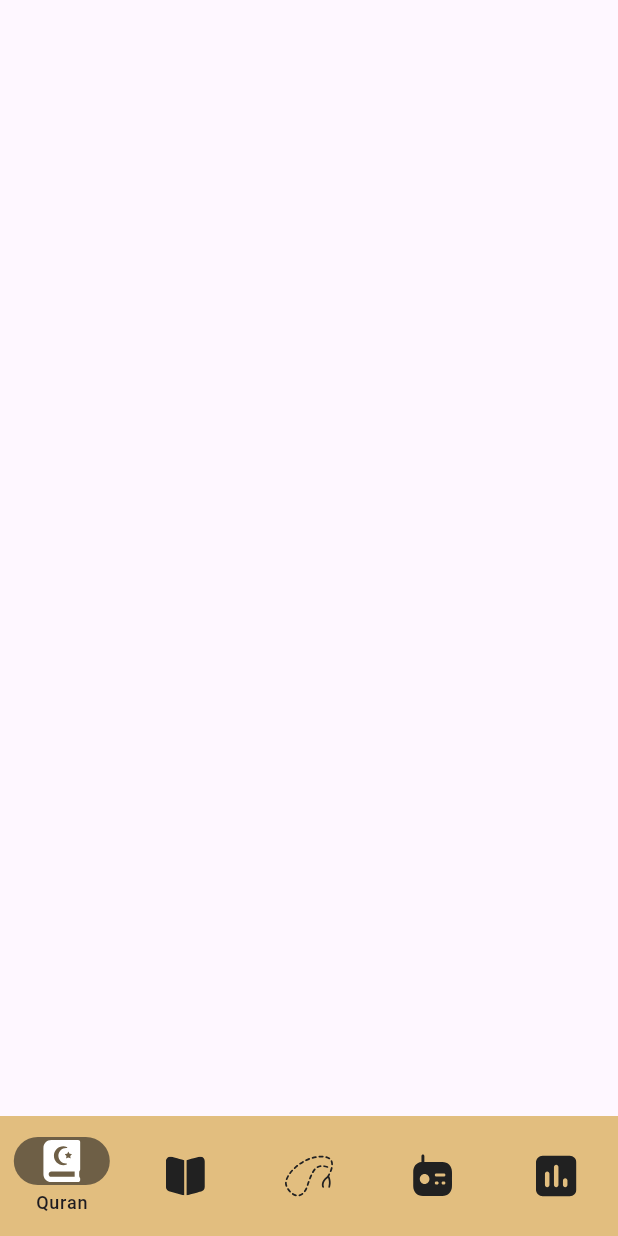
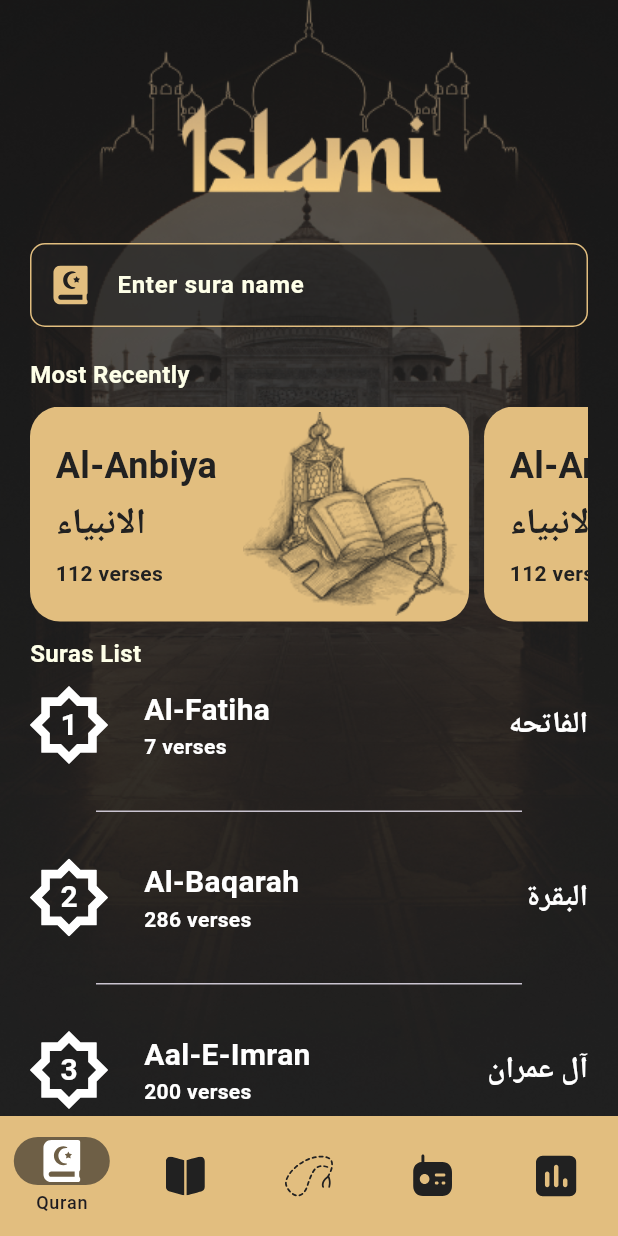
Before and after one commit to Amrelhag/islami, a Flutter app: the screen it shows after launch, on a phone screen of 412 x 824 dp. Run offline on Flutter 3.47's test engine with Material 3 defaults, Android fonts, the phone set to English and light mode, and no system bars; our stand-ins replace flutter_svg; Roboto replaces fonts that are missing (janna); project files that could hold a hidden picture were left out.

Commit message:
+added tabs +janna font +finish home screen UI +sura's list

```diff
--- /dev/null
+++ b/lib/model/SuraModel.dart
@@ -0,0 +1,11 @@
+class SuraModel{
+
+  String suraNameAr;
+  String suraNameEn;
+String suraVersesNumber;
+String suraNumber;
+
+SuraModel({required this.suraNameAr,required this.suraNameEn,
+  required this.suraNumber,required this.suraVersesNumber});
+
+}
--- a/lib/style/reusable_components/AssetsManager.dart
+++ b/lib/style/reusable_components/AssetsManager.dart
@@ -1,6 +1,7 @@
 abstract final class Assetsmanager {
   static const String splash = "assets/images/Splash.png";
   static const String logo = "assets/images/Logo.png";
+  static const String ahadethBackground = "assets/images/ahdeth_Background.png";
   static const String quran_Background = "assets/images/quran_Background.png";
   static const String quran_card = "assets/images/quran_card.png";
   static const String radio_Background = "assets/images/radio_Background.png";
--- a/lib/style/reusable_components/StringsManager.dart
+++ b/lib/style/reusable_components/StringsManager.dart
@@ -4,4 +4,6 @@ abstract final class StringsManager{
   static const String sebha="Sebha";
   static const String radio="Radio";
   static const String Time="Time";
+  static const String suraList="Suras List";
+  static const String mostRecently="Most Recently";
 }
--- a/lib/style/reusable_components/colors.dart
+++ b/lib/style/reusable_components/colors.dart
@@ -6,5 +6,6 @@ class ColorManager{
   static const Color  secondary = Color(0xff212121);
   static const Color tertiary = Color(0xffFFFFFF);
   static  Color navItemBack = Color(0xff202020).withOpacity(0.6);
+  static const Color SearchTextColor= Color(0xffFEFFE8);
 
 }
--- /dev/null
+++ b/lib/style/reusable_components/constants.dart
@@ -0,0 +1,119 @@
+import '../../model/SuraModel.dart';
+
+List<SuraModel> suraList = [
+  SuraModel(suraNameAr: "الفاتحه", suraNameEn: "Al-Fatiha", suraNumber: "1", suraVersesNumber: "7"),
+  SuraModel(suraNameAr: "البقرة", suraNameEn: "Al-Baqarah", suraNumber: "2", suraVersesNumber: "286"),
+  SuraModel(suraNameAr: "آل عمران", suraNameEn: "Aal-E-Imran", suraNumber: "3", suraVersesNumber: "200"),
+  SuraModel(suraNameAr: "النساء", suraNameEn: "An-Nisa'", suraNumber: "4", suraVersesNumber: "176"),
+  SuraModel(suraNameAr: "المائدة", suraNameEn: "Al-Ma'idah", suraNumber: "5", suraVersesNumber: "120"),
+  SuraModel(suraNameAr: "الأنعام", suraNameEn: "Al-An'am", suraNumber: "6", suraVersesNumber: "165"),
+  SuraModel(suraNameAr: "الأعراف", suraNameEn: "Al-A'raf", suraNumber: "7", suraVersesNumber: "206"),
+  SuraModel(suraNameAr: "الأنفال", suraNameEn: "Al-Anfal", suraNumber: "8", suraVersesNumber: "75"),
+  SuraModel(suraNameAr: "التوبة", suraNameEn: "At-Tawbah", suraNumber: "9", suraVersesNumber: "129"),
+  SuraModel(suraNameAr: "يونس", suraNameEn: "Yunus", suraNumber: "10", suraVersesNumber: "109"),
+  SuraModel(suraNameAr: "هود", suraNameEn: "Hud", suraNumber: "11", suraVersesNumber: "123"),
+  SuraModel(suraNameAr: "يوسف", suraNameEn: "Yusuf", suraNumber: "12", suraVersesNumber: "111"),
+  SuraModel(suraNameAr: "الرعد", suraNameEn: "Ar-Ra'd", suraNumber: "13", suraVersesNumber: "43"),
+  SuraModel(suraNameAr: "إبراهيم", suraNameEn: "Ibrahim", suraNumber: "14", suraVersesNumber: "52"),
+  SuraModel(suraNameAr: "الحجر", suraNameEn: "Al-Hijr", suraNumber: "15", suraVersesNumber: "99"),
+  SuraModel(suraNameAr: "النحل", suraNameEn: "An-Nahl", suraNumber: "16", suraVersesNumber: "128"),
+  SuraModel(suraNameAr: "الإسراء", suraNameEn: "Al-Isra", suraNumber: "17", suraVersesNumber: "111"),
+  SuraModel(suraNameAr: "الكهف", suraNameEn: "Al-Kahf", suraNumber: "18", suraVersesNumber: "110"),
+  SuraModel(suraNameAr: "مريم", suraNameEn: "Maryam", suraNumber: "19", suraVersesNumber: "98"),
+  SuraModel(suraNameAr: "طه", suraNameEn: "Ta-Ha", suraNumber: "20", suraVersesNumber: "135"),
+  SuraModel(suraNameAr: "الأنبياء", suraNameEn: "Al-Anbiya", suraNumber: "21", suraVersesNumber: "112"),
+  SuraModel(suraNameAr: "الحج", suraNameEn: "Al-Hajj", suraNumber: "22", suraVersesNumber: "78"),
+  SuraModel(suraNameAr: "المؤمنون", suraNameEn: "Al-Mu’minun", suraNumber: "23", suraVersesNumber: "118"),
+  SuraModel(suraNameAr: "النّور", suraNameEn: "An-Nur", suraNumber: "24", suraVersesNumber: "64"),
+  SuraModel(suraNameAr: "الفرقان", suraNameEn: "Al-Furqan", suraNumber: "25", suraVersesNumber: "77"),
+  SuraModel(suraNameAr: "الشعراء", suraNameEn: "Ash-Shu’ara", suraNumber: "26", suraVersesNumber: "227"),
+  SuraModel(suraNameAr: "النّمل", suraNameEn: "An-Naml", suraNumber: "27", suraVersesNumber: "93"),
+  SuraModel(suraNameAr: "القصص", suraNameEn: "Al-Qasas", suraNumber: "28", suraVersesNumber: "88"),
+  SuraModel(suraNameAr: "العنكبوت", suraNameEn: "Al-Ankabut", suraNumber: "29", suraVersesNumber: "69"),
+  SuraModel(suraNameAr: "الرّوم", suraNameEn: "Ar-Rum", suraNumber: "30", suraVersesNumber: "60"),
+  SuraModel(suraNameAr: "لقمان", suraNameEn: "Luqman", suraNumber: "31", suraVersesNumber: "34"),
+  SuraModel(suraNameAr: "السجدة", suraNameEn: "As-Sajda", suraNumber: "32", suraVersesNumber: "30"),
+  SuraModel(suraNameAr: "الأحزاب", suraNameEn: "Al-Ahzab", suraNumber: "33", suraVersesNumber: "73"),
+  SuraModel(suraNameAr: "سبأ", suraNameEn: "Saba", suraNumber: "34", suraVersesNumber: "54"),
+  SuraModel(suraNameAr: "فاطر", suraNameEn: "Fatir", suraNumber: "35", suraVersesNumber: "45"),
+  SuraModel(suraNameAr: "يس", suraNameEn: "Ya-Sin", suraNumber: "36", suraVersesNumber: "83"),
+  SuraModel(suraNameAr: "الصافات", suraNameEn: "As-Saffat", suraNumber: "37", suraVersesNumber: "182"),
+  SuraModel(suraNameAr: "ص", suraNameEn: "Sad", suraNumber: "38", suraVersesNumber: "88"),
+  SuraModel(suraNameAr: "الزمر", suraNameEn: "Az-Zumar", suraNumber: "39", suraVersesNumber: "75"),
+  SuraModel(suraNameAr: "غافر", suraNameEn: "Ghafir", suraNumber: "40", suraVersesNumber: "85"),
+  SuraModel(suraNameAr: "فصّلت", suraNameEn: "Fussilat", suraNumber: "41", suraVersesNumber: "54"),
+  SuraModel(suraNameAr: "الشورى", suraNameEn: "Ash-Shura", suraNumber: "42", suraVersesNumber: "53"),
+  SuraModel(suraNameAr: "الزخرف", suraNameEn: "Az-Zukhruf", suraNumber: "43", suraVersesNumber: "89"),
+  SuraModel(suraNameAr: "الدّخان", suraNameEn: "Ad-Dukhan", suraNumber: "44", suraVersesNumber: "59"),
+  SuraModel(suraNameAr: "الجاثية", suraNameEn: "Al-Jathiya", suraNumber: "45", suraVersesNumber: "37"),
+  SuraModel(suraNameAr: "الأحقاف", suraNameEn: "Al-Ahqaf", suraNumber: "46", suraVersesNumber: "35"),
+  SuraModel(suraNameAr: "محمد", suraNameEn: "Muhammad", suraNumber: "47", suraVersesNumber: "38"),
+  SuraModel(suraNameAr: "الفتح", suraNameEn: "Al-Fath", suraNumber: "48", suraVersesNumber: "29"),
+  SuraModel(suraNameAr: "الحجرات", suraNameEn: "Al-Hujurat", suraNumber: "49", suraVersesNumber: "18"),
+  SuraModel(suraNameAr: "ق", suraNameEn: "Qaf", suraNumber: "50", suraVersesNumber: "45"),
+  SuraModel(suraNameAr: "الذاريات", suraNameEn: "Adh-Dhariyat", suraNumber: "51", suraVersesNumber: "60"),
+  SuraModel(suraNameAr: "الطور", suraNameEn: "At-Tur", suraNumber: "52", suraVersesNumber: "49"),
+  SuraModel(suraNameAr: "النجم", suraNameEn: "An-Najm", suraNumber: "53", suraVersesNumber: "62"),
+  SuraModel(suraNameAr: "القمر", suraNameEn: "Al-Qamar", suraNumber: "54", suraVersesNumber: "55"),
+  SuraModel(suraNameAr: "الرحمن", suraNameEn: "Ar-Rahman", suraNumber: "55", suraVersesNumber: "78"),
+  SuraModel(suraNameAr: "الواقعة", suraNameEn: "Al-Waqi'a", suraNumber: "56", suraVersesNumber: "96"),
+  SuraModel(suraNameAr: "الحديد", suraNameEn: "Al-Hadid", suraNumber: "57", suraVersesNumber: "29"),
+  SuraModel(suraNameAr: "المجادلة", suraNameEn: "Al-Mujadila", suraNumber: "58", suraVersesNumber: "22"),
+  SuraModel(suraNameAr: "الحشر", suraNameEn: "Al-Hashr", suraNumber: "59", suraVersesNumber: "24"),
+  SuraModel(suraNameAr: "الممتحنة", suraNameEn: "Al-Mumtahina", suraNumber: "60", suraVersesNumber: "13"),
+  SuraModel(suraNameAr: "الصف", suraNameEn: "As-Saff", suraNumber: "61", suraVersesNumber: "14"),
+  SuraModel(suraNameAr: "الجمعة", suraNameEn: "Al-Jumu'a", suraNumber: "62", suraVersesNumber: "11"),
+  SuraModel(suraNameAr: "المنافقون", suraNameEn: "Al-Munafiqun", suraNumber: "63", suraVersesNumber: "11"),
+  SuraModel(suraNameAr: "التغابن", suraNameEn: "At-Taghabun", suraNumber: "64", suraVersesNumber: "18"),
+  SuraModel(suraNameAr: "الطلاق", suraNameEn: "At-Talaq", suraNumber: "65", suraVersesNumber: "12"),
+  SuraModel(suraNameAr: "التحريم", suraNameEn: "At-Tahrim", suraNumber: "66", suraVersesNumber: "12"),
+  SuraModel(suraNameAr: "الملك", suraNameEn: "Al-Mulk", suraNumber: "67", suraVersesNumber: "30"),
+  SuraModel(suraNameAr: "القلم", suraNameEn: "Al-Qalam", suraNumber: "68", suraVersesNumber: "52"),
+  SuraModel(suraNameAr: "الحاقة", suraNameEn: "Al-Haqqah", suraNumber: "69", suraVersesNumber: "52"),
+  SuraModel(suraNameAr: "المعارج", suraNameEn: "Al-Ma'arij", suraNumber: "70", suraVersesNumber: "44"),
+  SuraModel(suraNameAr: "نوح", suraNameEn: "Nuh", suraNumber: "71", suraVersesNumber: "28"),
+  SuraModel(suraNameAr: "الجن", suraNameEn: "Al-Jinn", suraNumber: "72", suraVersesNumber: "28"),
+  SuraModel(suraNameAr: "المزّمّل", suraNameEn: "Al-Muzzammil", suraNumber: "73", suraVersesNumber: "20"),
+  SuraModel(suraNameAr: "المدّثر", suraNameEn: "Al-Muddathir", suraNumber: "74", suraVersesNumber: "56"),
+  SuraModel(suraNameAr: "القيامة", suraNameEn: "Al-Qiyamah", suraNumber: "75", suraVersesNumber: "40"),
+  SuraModel(suraNameAr: "الإنسان", suraNameEn: "Al-Insan", suraNumber: "76", suraVersesNumber: "31"),
+  SuraModel(suraNameAr: "المرسلات", suraNameEn: "Al-Mursalat", suraNumber: "77", suraVersesNumber: "50"),
+  SuraModel(suraNameAr: "النبأ", suraNameEn: "An-Naba'", suraNumber: "78", suraVersesNumber: "40"),
+  SuraModel(suraNameAr: "النازعات", suraNameEn: "An-Nazi'at", suraNumber: "79", suraVersesNumber: "46"),
+  SuraModel(suraNameAr: "عبس", suraNameEn: "Abasa", suraNumber: "80", suraVersesNumber: "42"),
+  SuraModel(suraNameAr: "التكوير", suraNameEn: "At-Takwir", suraNumber: "81", suraVersesNumber: "29"),
+  SuraModel(suraNameAr: "الإنفطار", suraNameEn: "Al-Infitar", suraNumber: "82", suraVersesNumber: "19"),
+  SuraModel(suraNameAr: "المطفّفين", suraNameEn: "Al-Mutaffifin", suraNumber: "83", suraVersesNumber: "36"),
+  SuraModel(suraNameAr: "الإنشقاق", suraNameEn: "Al-Inshiqaq", suraNumber: "84", suraVersesNumber: "25"),
+  SuraModel(suraNameAr: "البروج", suraNameEn: "Al-Buruj", suraNumber: "85", suraVersesNumber: "22"),
+  SuraModel(suraNameAr: "الطارق", suraNameEn: "At-Tariq", suraNumber: "86", suraVersesNumber: "17"),
+  SuraModel(suraNameAr: "الأعلى", suraNameEn: "Al-A'la", suraNumber: "87", suraVersesNumber: "19"),
+  SuraModel(suraNameAr: "الغاشية", suraNameEn: "Al-Ghashiyah", suraNumber: "88", suraVersesNumber: "26"),
+  SuraModel(suraNameAr: "الفجر", suraNameEn: "Al-Fajr", suraNumber: "89", suraVersesNumber: "30"),
+  SuraModel(suraNameAr: "البلد", suraNameEn: "Al-Balad", suraNumber: "90", suraVersesNumber: "20"),
+  SuraModel(suraNameAr: "الشمس", suraNameEn: "Ash-Shams", suraNumber: "91", suraVersesNumber: "15"),
+  SuraModel(suraNameAr: "الليل", suraNameEn: "Al-Lail", suraNumber: "92", suraVersesNumber: "21"),
+  SuraModel(suraNameAr: "الضحى", suraNameEn: "Ad-Duha", suraNumber: "93", suraVersesNumber: "11"),
+  SuraModel(suraNameAr: "الشرح", suraNameEn: "Ash-Sharh", suraNumber: "94", suraVersesNumber: "8"),
+  SuraModel(suraNameAr: "التين", suraNameEn: "At-Tin", suraNumber: "95", suraVersesNumber: "8"),
+  SuraModel(suraNameAr: "العلق", suraNameEn: "Al-Alaq", suraNumber: "96", suraVersesNumber: "19"),
+  SuraModel(suraNameAr: "القدر", suraNameEn: "Al-Qadr", suraNumber: "97", suraVersesNumber: "5"),
+  SuraModel(suraNameAr: "البينة", suraNameEn: "Al-Bayyina", suraNumber: "98", suraVersesNumber: "8"),
+  SuraModel(suraNameAr: "الزلزلة", suraNameEn: "Az-Zalzalah", suraNumber: "99", suraVersesNumber: "8"),
+  SuraModel(suraNameAr: "العاديات", suraNameEn: "Al-Adiyat", suraNumber: "100", suraVersesNumber: "11"),
+  SuraModel(suraNameAr: "القارعة", suraNameEn: "Al-Qari'a", suraNumber: "101", suraVersesNumber: "11"),
+  SuraModel(suraNameAr: "التكاثر", suraNameEn: "At-Takathur", suraNumber: "102", suraVersesNumber: "8"),
+  SuraModel(suraNameAr: "العصر", suraNameEn: "Al-Asr", suraNumber: "103", suraVersesNumber: "3"),
+  SuraModel(suraNameAr: "الهمزة", suraNameEn: "Al-Humazah", suraNumber: "104", suraVersesNumber: "9"),
+  SuraModel(suraNameAr: "الفيل", suraNameEn: "Al-Fil", suraNumber: "105", suraVersesNumber: "5"),
+  SuraModel(suraNameAr: "قريش", suraNameEn: "Quraysh", suraNumber: "106", suraVersesNumber: "4"),
+  SuraModel(suraNameAr: "الماعون", suraNameEn: "Al-Ma'un", suraNumber: "107", suraVersesNumber: "7"),
+  SuraModel(suraNameAr: "الكوثر", suraNameEn: "Al-Kawthar", suraNumber: "108", suraVersesNumber: "3"),
+  SuraModel(suraNameAr: "الكافرون", suraNameEn: "Al-Kafirun", suraNumber: "109", suraVersesNumber: "6"),
+  SuraModel(suraNameAr: "النصر", suraNameEn: "An-Nasr", suraNumber: "110", suraVersesNumber: "3"),
+  SuraModel(suraNameAr: "المسد", suraNameEn: "Al-Masad", suraNumber: "111", suraVersesNumber: "5"),
+  SuraModel(suraNameAr: "الإخلاص", suraNameEn: "Al-Ikhlas", suraNumber: "112", suraVersesNumber: "4"),
+  SuraModel(suraNameAr: "الفلق", suraNameEn: "Al-Falaq", suraNumber: "113", suraVersesNumber: "5"),
+  SuraModel(suraNameAr: "الناس", suraNameEn: "An-Nas", suraNumber: "114", suraVersesNumber: "6"),
+
+];
--- a/lib/ui/Home/screen/homeScreen.dart
+++ b/lib/ui/Home/screen/homeScreen.dart
@@ -4,16 +4,40 @@ import 'package:flutter_svg/flutter_svg.dart';
 import 'package:islami/style/reusable_components/AssetsManager.dart';
 import 'package:islami/style/reusable_components/StringsManager.dart';
 import 'package:islami/style/reusable_components/colors.dart';
+import 'package:islami/ui/Home/tabs/HadithTab.dart';
+import 'package:islami/ui/Home/tabs/QuranTab.dart';
+import 'package:islami/ui/Home/tabs/RadioTab.dart';
+import 'package:islami/ui/Home/tabs/SebhaTab.dart';
+import 'package:islami/ui/Home/tabs/TimeTab.dart';
 
-class Homescreen extends StatelessWidget {
-  const Homescreen({super.key});
+class Homescreen extends StatefulWidget {
+   Homescreen({super.key});
 static const String routeName="Home";
+
+  @override
+  State<Homescreen> createState() => HomescreenState();
+}
+
+class HomescreenState extends State<Homescreen> {
+int selectedIndex=0;
+List<Widget> tabs =[
+  QuranTab(),
+  HadithTab(),
+  SebhaTab(),
+  RadioTab(),
+  TimeTab(),
+];
   @override
   Widget build(BuildContext context) {
-    return Scaffold(
-
+    return Scaffold(backgroundColor: ColorManager.secondary,
+resizeToAvoidBottomInset:false ,
 bottomNavigationBar: NavigationBar(
-  selectedIndex: 0,
+  selectedIndex: selectedIndex,
+    onDestinationSelected:(index){
+    setState(() {
+      selectedIndex=index;
+    });
+    } ,
   backgroundColor: ColorManager.primary,
     indicatorColor: ColorManager.navItemBack,
     //only show label for the selected item
@@ -39,7 +63,6 @@ colorFilter: ColorFilter.mode(ColorManager.secondary,
             BlendMode.srcIn),
       ) ,
           label:StringsManager.ahadeth ),
-
 
 
       NavigationDestination(
@@ -77,6 +100,9 @@ colorFilter: ColorFilter.mode(ColorManager.secondary,
 
     ]
 ),
+body: tabs[selectedIndex],
+
+
     );
   }
 }
--- /dev/null
+++ b/lib/ui/Home/tabs/HadithTab.dart
@@ -0,0 +1,19 @@
+import 'package:flutter/material.dart';
+
+import '../../../style/reusable_components/AssetsManager.dart';
+
+class HadithTab extends StatelessWidget {
+  const HadithTab({super.key});
+
+  @override
+  Widget build(BuildContext context) {
+    return  Stack(
+      alignment: Alignment.center,
+      children: [
+    Container(
+    child: Image.asset(Assetsmanager.ahadethBackground,fit:BoxFit.fill),
+    ),
+      ],
+    );
+  }
+}
--- /dev/null
+++ b/lib/ui/Home/tabs/QuranTab.dart
@@ -0,0 +1,125 @@
+import 'package:flutter/material.dart';
+import 'package:flutter_svg/flutter_svg.dart';
+import 'package:islami/style/reusable_components/AssetsManager.dart';
+import 'package:islami/style/reusable_components/StringsManager.dart';
+import 'package:islami/style/reusable_components/colors.dart';
+import 'package:islami/style/reusable_components/constants.dart';
+import 'package:islami/ui/Home/widget/recentlySura.dart';
+import 'package:islami/ui/Home/widget/suraWidget.dart';
+
+class QuranTab extends StatelessWidget {
+  const QuranTab({super.key});
+
+  @override
+  Widget build(BuildContext context) {
+    return InkWell(
+      onTap: (){
+        FocusScope.of(context).unfocus();
+      },
+      child: Container(width: double.infinity,
+        decoration: BoxDecoration(
+          image: DecorationImage(image:AssetImage(Assetsmanager.quran_Background),
+              fit:BoxFit.fill  )
+        ),
+        child: SafeArea(
+          child: Padding(
+            padding: const EdgeInsets.symmetric(horizontal: 20),
+            child: Column( crossAxisAlignment: CrossAxisAlignment.start,
+              children: [
+                Align(alignment: Alignment.center,
+                    child: Image.asset(Assetsmanager.logo)),
+
+                SizedBox(height: 21,),
+
+                TextField(
+                  style: TextStyle(
+                    fontWeight: FontWeight.w700,
+                    fontSize: 16,
+                    color: ColorManager.SearchTextColor,
+                    fontFamily: "janna"
+                  ),
+                  decoration: InputDecoration(
+                  filled: true,
+                    fillColor: Color.fromRGBO(33, 33, 33, 0.6),
+                    hintText: "Enter sura name",
+                    hintStyle: TextStyle(
+                      fontWeight: FontWeight.w700,
+                      fontSize: 16,
+                      fontFamily: "janna",
+                      color: ColorManager.SearchTextColor
+                    ),
+
+                    prefixIconConstraints: BoxConstraints(
+                      maxHeight: 54,
+                      maxWidth: 54
+                    ),
+                    prefixIcon: Padding(padding:EdgeInsets.all(14) ,
+                      child: SvgPicture.asset(Assetsmanager.quran
+                    ),
+                  ),
+                    enabledBorder: OutlineInputBorder(
+                      borderRadius: BorderRadius.circular(10),
+                      borderSide: BorderSide(
+                        color: ColorManager.primary,
+                      )
+                    ),
+                    focusedBorder:  OutlineInputBorder(
+                        borderRadius: BorderRadius.circular(10),
+                        borderSide: BorderSide(
+                          color: ColorManager.primary,
+                        )
+                    )
+                  ),
+                ),
+
+                SizedBox(height: 20,),
+
+                Text(StringsManager.mostRecently,
+                  style:TextStyle(
+                    fontSize: 16,
+                    fontWeight: FontWeight.w700,
+                    color: ColorManager.SearchTextColor
+                  ) ,),
+
+                SizedBox(height: 10,),
+
+                Expanded(
+                  child: ListView.separated(
+                      scrollDirection:Axis.horizontal ,
+                      itemBuilder: (context,index)=>RecentlySura(),
+                      separatorBuilder: (context,index)=>SizedBox(width: 10,),
+                      itemCount: 10),
+                ),
+
+                SizedBox(height: 10,),
+                Text(StringsManager.suraList,
+                  style:TextStyle(
+                    fontSize: 16,
+                    fontWeight: FontWeight.w700,
+                    color: ColorManager.SearchTextColor
+                  ) ,),
+SizedBox(height: 10,),
+                Expanded(
+                    flex: 2,
+                    child:
+                ListView.separated(
+                    itemBuilder: (context,index)=>SuraWidget(suraModel: suraList[index],),
+                    separatorBuilder:(context,index)=>Padding(
+                      padding: const EdgeInsets.symmetric(
+                        horizontal: 44
+                      ),
+                      child: Divider(
+                        height: 63,       //height between each sura
+                      ),
+                    ),
+                    itemCount: suraList.length)),
+
+
+              ],
+            ),
+          ),
+        ),
+      ),
+    ) ;
+  }
+}
--- /dev/null
+++ b/lib/ui/Home/tabs/RadioTab.dart
@@ -0,0 +1,17 @@
+import 'package:flutter/material.dart';
+
+import '../../../style/reusable_components/AssetsManager.dart';
+
+class RadioTab extends StatelessWidget {
+  const RadioTab({super.key});
+
+  @override
+  Widget build(BuildContext context) {
+    return  Container(
+      decoration: BoxDecoration(
+          image: DecorationImage(image:AssetImage(Assetsmanager.radio_Background),
+              fit:BoxFit.fill)
+      ),
+    );
+  }
+}
--- /dev/null
+++ b/lib/ui/Home/tabs/SebhaTab.dart
@@ -0,0 +1,17 @@
+import 'package:flutter/material.dart';
+
+import '../../../style/reusable_components/AssetsManager.dart';
+
+class SebhaTab extends StatelessWidget {
+  const SebhaTab({super.key});
+
+  @override
+  Widget build(BuildContext context) {
+    return  Container(
+      decoration: BoxDecoration(
+          image: DecorationImage(image:AssetImage(Assetsmanager.sebha_Background),
+              fit:BoxFit.fill  )
+      ),
+    ) ;
+  }
+}
--- /dev/null
+++ b/lib/ui/Home/tabs/TimeTab.dart
@@ -0,0 +1,16 @@
+import 'package:flutter/material.dart';
+
+import '../../../style/reusable_components/AssetsManager.dart';
+
+class TimeTab extends StatelessWidget {
+  const TimeTab({super.key});
+
+  @override
+  Widget build(BuildContext context) {
+    return  Container(
+      decoration: BoxDecoration(
+          image: DecorationImage(image:AssetImage(Assetsmanager.time_Background),fit:BoxFit.fill )
+      ),
+    ) ;
+  }
+}
--- /dev/null
+++ b/lib/ui/Home/widget/recentlySura.dart
@@ -0,0 +1,52 @@
+import 'package:flutter/material.dart';
+import 'package:islami/style/reusable_components/AssetsManager.dart';
+import 'package:islami/style/reusable_components/colors.dart';
+
+class RecentlySura extends StatelessWidget {
+  const RecentlySura({super.key});
+
+  @override
+  Widget build(BuildContext context) {
+    return Container(
+      decoration: BoxDecoration(
+        borderRadius: BorderRadius.circular(20),
+        color: ColorManager.primary,
+
+      ),
+      child: Row(
+        children: [
+          Padding(
+            padding: const EdgeInsets.all( 17),
+            child: Column(crossAxisAlignment: CrossAxisAlignment.start,
+              mainAxisAlignment: MainAxisAlignment.spaceEvenly,
+              children: [
+                Text("Al-Anbiya",style: TextStyle(
+                  fontFamily: "janna",
+                  color: ColorManager.secondary,
+                  fontSize: 24,
+                  fontWeight: FontWeight.w700
+                ),),
+
+                Text("الانبياء",style: TextStyle(
+                  fontFamily: "janna",
+                  color: ColorManager.secondary,
+                  fontSize: 24,
+                  fontWeight: FontWeight.w700
+                ),),
+
+                Text("112 verses",style: TextStyle(
+                  fontFamily: "janna",
+                  color: ColorManager.secondary,
+                  fontSize: 14,
+                  fontWeight: FontWeight.w700
+                ),),
+              ],
+            ),
+          ),
+
+Image.asset(Assetsmanager.quran_card)
+        ],
+      ),
+    );
+  }
+}
--- /dev/null
+++ b/lib/ui/Home/widget/suraWidget.dart
@@ -0,0 +1,59 @@
+import 'package:flutter/material.dart';
+import 'package:flutter_svg/flutter_svg.dart';
+import 'package:islami/model/SuraModel.dart';
+import 'package:islami/style/reusable_components/AssetsManager.dart';
+
+class SuraWidget extends StatelessWidget {
+  final SuraModel suraModel;
+  SuraWidget({required this.suraModel});
+
+  @override
+  Widget build(BuildContext context) {
+    return Row(
+      children: [
+        Stack(alignment: Alignment.center,
+
+          children:[ SvgPicture.asset(Assetsmanager.sura_number,
+          height: 52,
+          width: 52,),
+            Text(suraModel.suraNumber,style: TextStyle(
+              fontWeight: FontWeight.w700,
+              fontSize: 20,
+              fontFamily: "janna",
+              color: Colors.white
+            ),),
+    ],
+        ),
+
+        SizedBox(width: 24,),
+        Expanded(
+          child: Column(crossAxisAlignment: CrossAxisAlignment.start,
+            children: [
+              Text(suraModel.suraNameEn,style: TextStyle(
+                  fontWeight: FontWeight.w700,
+                  fontSize: 20,
+                  fontFamily: "janna",
+                  color: Colors.white
+              ),),
+              Text("${suraModel.suraVersesNumber} verses",style: TextStyle(
+                  fontWeight: FontWeight.w700,
+                  fontSize: 14,
+                  fontFamily: "janna",
+                  color: Colors.white
+              ),),
+            ],
+          ),
+        ),
+
+
+        Text(suraModel.suraNameAr, style: TextStyle(
+    fontWeight: FontWeight.w700,
+    fontSize: 20,
+    fontFamily: "janna",
+    color: Colors.white
+    ),)
+
+      ],
+    );
+  }
+}
```
Also changed, not shown: pubspec.yaml (+7 -3 lines), fonts/janna/ArbFONTS-Janna-LT-Bold.ttf (added), fonts/janna/ArbFONTS-Janna-LT-Regular.ttf (added).
